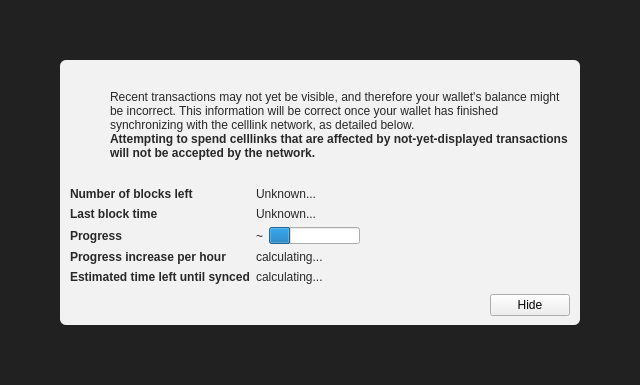
Before: the Qt Designer form src/qt/forms/modaloverlay.ui in MagnaChain/MagnaChain-dev-master, drawn with Qt 5.
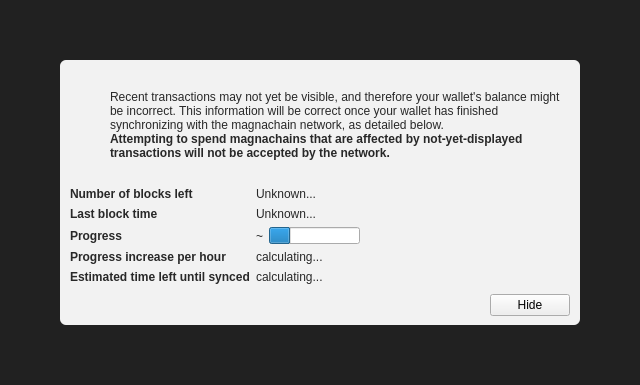
After: the same form once the commit is applied. Icons and pictures are not drawn. Custom widgets are drawn as their Qt base class.

Commit message: rename celllink to magnachain

Diff of the .ui file:
```diff
--- a/src/qt/forms/modaloverlay.ui
+++ b/src/qt/forms/modaloverlay.ui
@@ -130,7 +130,7 @@
              <item>
               <widget class="QLabel" name="infoText">
                <property name="text">
-                <string>Recent transactions may not yet be visible, and therefore your wallet's balance might be incorrect. This information will be correct once your wallet has finished synchronizing with the celllink network, as detailed below.</string>
+                <string>Recent transactions may not yet be visible, and therefore your wallet's balance might be incorrect. This information will be correct once your wallet has finished synchronizing with the magnachain network, as detailed below.</string>
                </property>
                <property name="textFormat">
                 <enum>Qt::RichText</enum>
@@ -149,7 +149,7 @@
                 </font>
                </property>
                <property name="text">
-                <string>Attempting to spend celllinks that are affected by not-yet-displayed transactions will not be accepted by the network.</string>
+                <string>Attempting to spend magnachains that are affected by not-yet-displayed transactions will not be accepted by the network.</string>
                </property>
                <property name="textFormat">
                 <enum>Qt::RichText</enum>
```
The commit also changes 544 other files.
